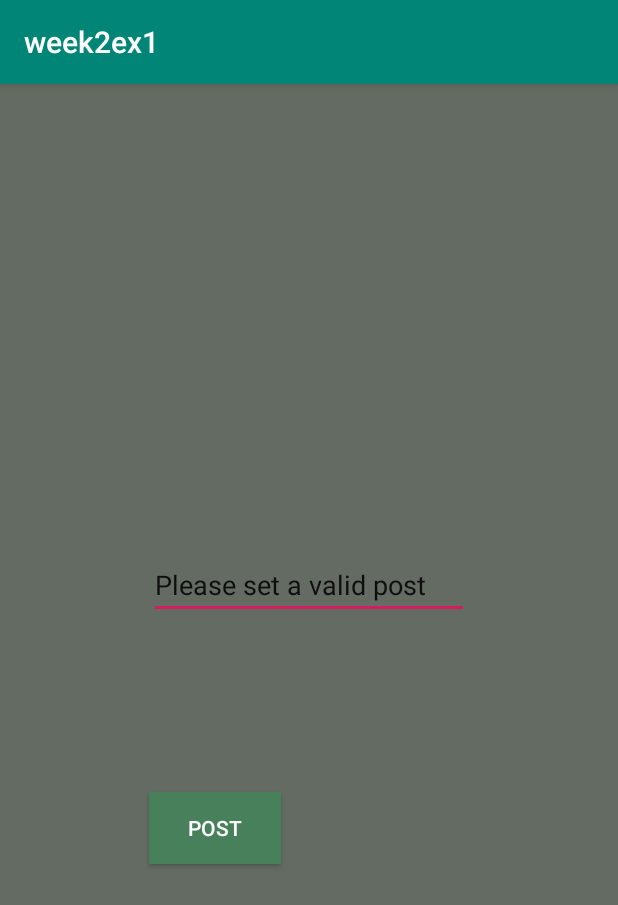
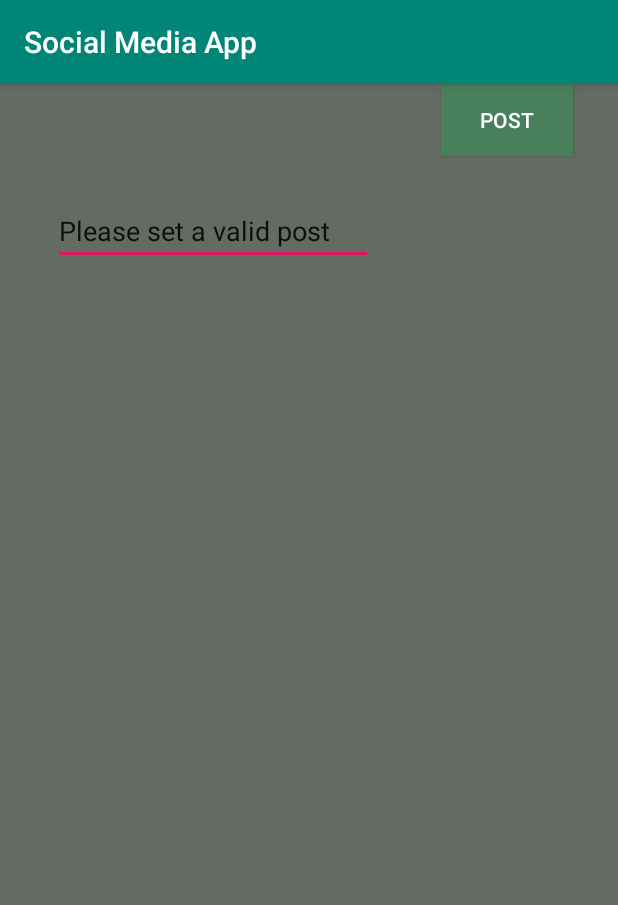
Before and after one commit to alanfinnin/social_app, an Android app: the PostActivity screen opened directly, with no data from a screen before it, after a tap on "POST", on a phone screen of 412 x 824 dp. Shown: the top 905 px of the screen. Run offline under Robolectric (Android 15) with nearby library versions, the phone set to English and light mode, and no system bars; our stand-ins replace Firebase (no records; nobody signed in at launch, a user with empty details on screens opened directly).

Commit message:
Changed maximum post size from inline hardcoded to a hardcoded constant

```diff
--- a/app/src/main/java/com/example/week2ex1/PostActivity.java
+++ b/app/src/main/java/com/example/week2ex1/PostActivity.java
@@ -51,12 +51,14 @@ public class PostActivity extends AppCompatActivity {
     }
 
     public void sendData(View view){
+        final int maxPostChars = 128;
         boolean stringPass = true;
         FirebaseUser user = FirebaseAuth.getInstance().getCurrentUser();
 
         TextView postText = (TextView) findViewById(R.id.post_text);
         String postString = postText.getText().toString();
-        if(postString.length() > 80 || postString.equals(""))
+
+        if(postString.length() > maxPostChars || postString.trim().equals(""))
             stringPass = false;
 
         if(stringPass) {
--- a/app/src/main/res/layout/activity_logged_in.xml
+++ b/app/src/main/res/layout/activity_logged_in.xml
@@ -27,7 +27,7 @@
         android:backgroundTint="@color/colorPrimary"
         android:clickable="true"
         android:onClick="post"
-        android:tint="@android:color/background_light"
+        android:tint="@color/colorPlusSign"
         app:layout_constraintBottom_toBottomOf="parent"
         app:layout_constraintEnd_toEndOf="parent"
         app:maxImageSize="40dp"
@@ -37,7 +37,7 @@
         android:id="@+id/imageButton"
         android:layout_width="wrap_content"
         android:layout_height="wrap_content"
-        android:layout_marginBottom="5dp"
+        android:layout_marginBottom="12dp"
         android:onClick="refresh"
         app:layout_constraintBottom_toTopOf="@+id/info"
         app:layout_constraintStart_toStartOf="@+id/info"
--- a/app/src/main/res/layout/activity_post.xml
+++ b/app/src/main/res/layout/activity_post.xml
@@ -11,26 +11,26 @@
         android:id="@+id/post_text"
         android:layout_width="wrap_content"
         android:layout_height="wrap_content"
-        android:layout_marginTop="196dp"
+        android:layout_marginStart="35dp"
+        android:layout_marginTop="75dp"
         android:ems="10"
         android:inputType="textPersonName"
         app:layout_constraintBottom_toTopOf="@+id/post"
-        app:layout_constraintEnd_toEndOf="parent"
         app:layout_constraintStart_toStartOf="parent"
-        app:layout_constraintTop_toTopOf="parent" />
+        app:layout_constraintTop_toTopOf="parent"
+        app:layout_constraintVertical_bias="0.0" />
 
     <Button
         android:id="@+id/post"
         android:layout_width="wrap_content"
         android:layout_height="wrap_content"
-        android:layout_marginBottom="248dp"
+        android:layout_marginStart="15dp"
+        android:background="#47805b"
         android:onClick="sendData"
         android:text="POST"
-        app:layout_constraintBottom_toBottomOf="parent"
-        app:layout_constraintEnd_toEndOf="parent"
-        app:layout_constraintHorizontal_bias="0.306"
-        android:background="#47805b"
         android:textColor="#ffffff"
 
-        app:layout_constraintStart_toStartOf="parent" />
+        app:layout_constraintEnd_toEndOf="parent"
+        app:layout_constraintStart_toEndOf="@+id/post_text"
+        tools:layout_editor_absoluteY="72dp" />
 </androidx.constraintlayout.widget.ConstraintLayout>
--- a/app/src/main/res/values/colors.xml
+++ b/app/src/main/res/values/colors.xml
@@ -3,4 +3,5 @@
     <color name="colorPrimary">#008577</color>
     <color name="colorPrimaryDark">#00574B</color>
     <color name="colorAccent">#D81B60</color>
+    <color name="colorPlusSign">#FFFFFF</color>
 </resources>
--- a/app/src/main/res/values/strings.xml
+++ b/app/src/main/res/values/strings.xml
@@ -1,3 +1,3 @@
 <resources>
-    <string name="app_name">week2ex1</string>
+    <string name="app_name">Social Media App</string>
 </resources>
```
